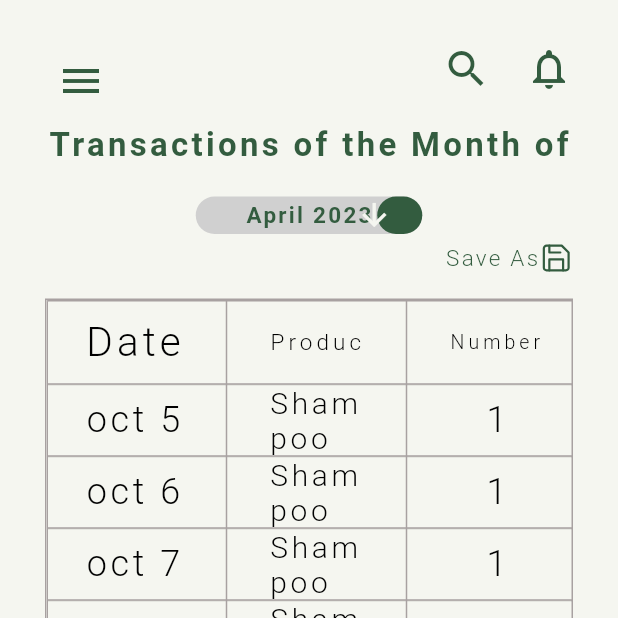
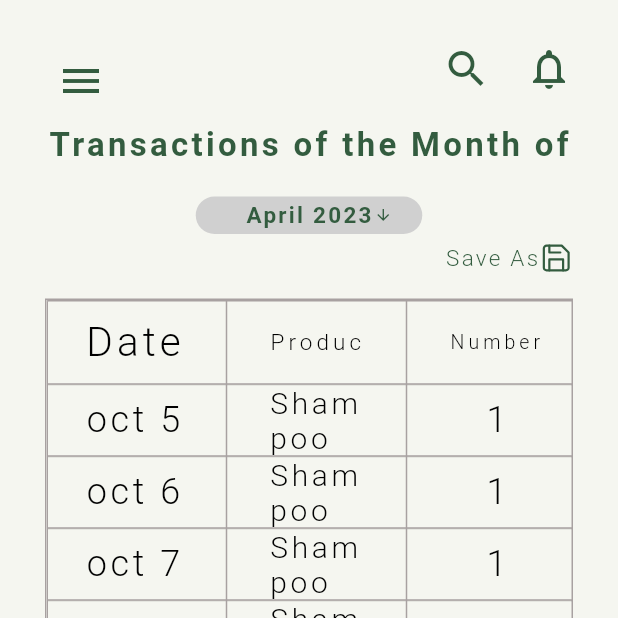
Before and after one commit to norrisasd/Vendeco, a Flutter app: the SalesSummaryView screen opened by its route, after a tap on the "menu" icon, after a tap on "Transactions", on a phone screen of 412 x 824 dp, the top half of it. Run offline on Flutter 3.47's test engine with Material 2 defaults, Android fonts, the light colour scheme and no system bars; drawn by our look-alikes of auto_size_text, data_table_2; our stand-ins replace flutter_svg, get, google_fonts; Roboto replaces fonts that are missing (Akshar).

Commit message:
Fixed dropdown & Login responsive

```diff
--- a/lib/app/modules/sales_summary/views/components/dropdown_months.dart
+++ b/lib/app/modules/sales_summary/views/components/dropdown_months.dart
@@ -3,6 +3,7 @@ import 'package:flutter/material.dart';
 import 'package:provider/provider.dart';
 
 import '../../../../../shared/constants.dart';
+import '../../../../../shared/responsive.dart';
 import '../../../transactions/controllers/DropDown_controller.dart';
 import '../../../transactions/models/months.dart';
 
@@ -21,7 +22,8 @@ class _DropDownMonthForSales extends State<DropDownMonthForSales> {
       // value: context.watch<DropDownController>().currentMonth,
       isExpanded: true,
       elevation: 16,
-      icon: const Icon(Icons.arrow_downward, color: secondaryColor),
+      icon: Icon(Icons.arrow_downward,
+          size: Responsive.isMobile(context) ? 12 : 30, color: primaryColor),
       style: const TextStyle(color: primaryColor),
       underline: Container(
         color: Colors.transparent,
--- a/lib/app/modules/sales_summary/views/sales_summary_content.dart
+++ b/lib/app/modules/sales_summary/views/sales_summary_content.dart
@@ -54,7 +54,7 @@ class SalesSummaryContent extends StatelessWidget {
             ),
             Container(
               height: !Responsive.isMobile(context) ? 50 : 25,
-              width: !Responsive.isMobile(context) ? 350 : 151,
+              width: !Responsive.isMobile(context) ? 350 : 200,
               decoration: const BoxDecoration(
                 color: Color(0xFFD0D0D0),
                 borderRadius: BorderRadius.all(Radius.circular(27)),
@@ -76,18 +76,9 @@ class SalesSummaryContent extends StatelessWidget {
                   Align(
                     alignment: Alignment.topRight,
                     child: Container(
-                      decoration: BoxDecoration(
-                        color: primaryColor,
-                        borderRadius: BorderRadius.circular(27),
+                      padding: const EdgeInsets.only(
+                        right: 20,
                       ),
-                      height: double.infinity,
-                      width: !Responsive.isMobile(context) ? 64 : 30,
-                    ),
-                  ),
-                  Align(
-                    alignment: Alignment.topRight,
-                    child: Container(
-                      padding: const EdgeInsets.only(right: 20),
                       child: const DropDownMonthForSales(),
                     ),
                   ),
--- a/lib/app/modules/transactions/views/components/dropdown_months.dart
+++ b/lib/app/modules/transactions/views/components/dropdown_months.dart
@@ -2,6 +2,7 @@ import 'package:flutter/material.dart';
 import 'package:provider/provider.dart';
 
 import '../../../../../shared/constants.dart';
+import '../../../../../shared/responsive.dart';
 import '../../controllers/DropDown_controller.dart';
 import '../../models/months.dart';
 
@@ -22,7 +23,11 @@ class _DropDownMonthForTransactions
       // value: context.watch<DropDownController>().currentMonth,
       isExpanded: true,
       elevation: 16,
-      icon: const Icon(Icons.arrow_downward, color: secondaryColor),
+      icon: Icon(
+        Icons.arrow_downward,
+        size: Responsive.isMobile(context) ? 12 : 30,
+        color: primaryColor,
+      ),
       style: const TextStyle(color: primaryColor),
       underline: Container(
         color: Colors.transparent,
--- a/lib/app/modules/transactions/views/transactions_content.dart
+++ b/lib/app/modules/transactions/views/transactions_content.dart
@@ -69,17 +69,6 @@ class TransactionsContent extends StatelessWidget {
                   Align(
                     alignment: Alignment.topRight,
                     child: Container(
-                      decoration: BoxDecoration(
-                        color: primaryColor,
-                        borderRadius: BorderRadius.circular(27),
-                      ),
-                      height: double.infinity,
-                      width: !Responsive.isMobile(context) ? 64 : 30,
-                    ),
-                  ),
-                  Align(
-                    alignment: Alignment.topRight,
-                    child: Container(
                       padding: const EdgeInsets.only(right: 20),
                       child: DropDownMonthForTransactions(),
                     ),
```
Also changed, not shown: lib/app/modules/login/widgets/login_form.dart (+17 -10 lines).
